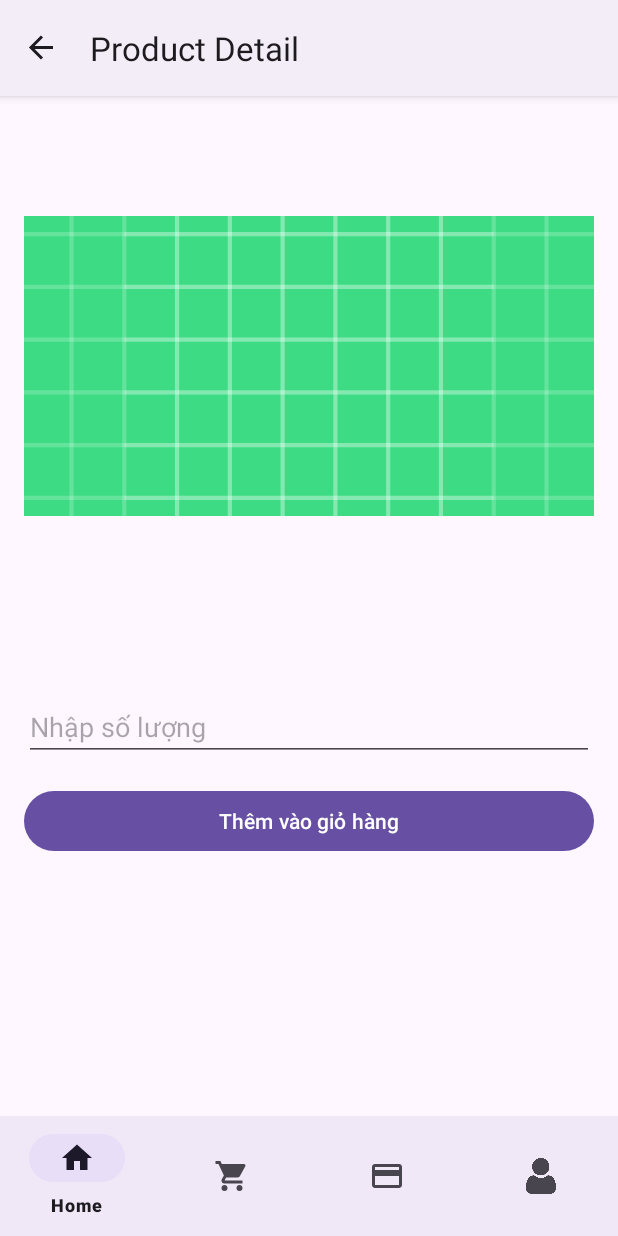
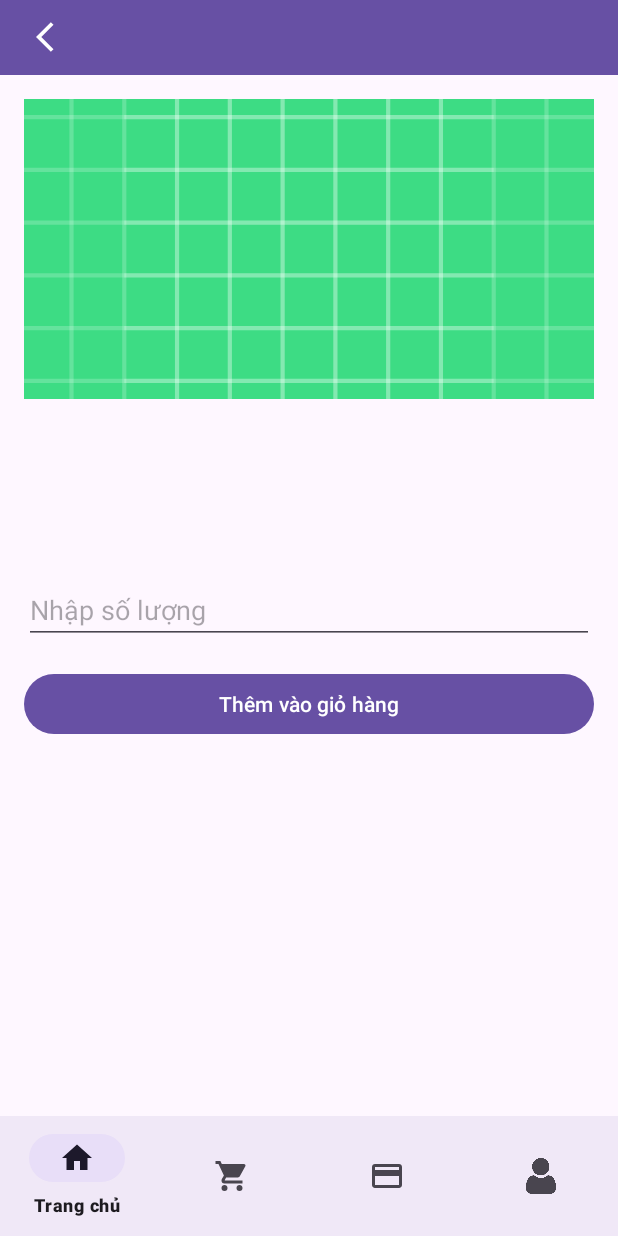
Before and after one commit to tamminh117/PRM392_BookSelling, an Android app: the ProductDetailFragment screen opened through its navigation route, on a phone screen of 412 x 824 dp. Run offline under Robolectric (Android 15) with nearby library versions, the phone set to English and light mode, and no system bars; our stand-ins replace Firebase (no records; nobody signed in at launch, a user with empty details on screens opened directly), navigation-ui.

Commit message:
Fix home page layout

```diff
--- a/app/src/main/java/com/example/se171889project/HomeActivity.java
+++ b/app/src/main/java/com/example/se171889project/HomeActivity.java
@@ -20,6 +20,8 @@ public class HomeActivity extends AppCompatActivity {
     protected void onCreate(Bundle savedInstanceState) {
         super.onCreate(savedInstanceState);
 
+        getSupportActionBar().hide(); // Hide the system action bar
+
         binding = ActivityHomeBinding.inflate(getLayoutInflater());
         setContentView(binding.getRoot());
 
--- a/app/src/main/res/layout/activity_home.xml
+++ b/app/src/main/res/layout/activity_home.xml
@@ -3,8 +3,7 @@
     xmlns:app="http://schemas.android.com/apk/res-auto"
     android:id="@+id/container"
     android:layout_width="match_parent"
-    android:layout_height="match_parent"
-    android:paddingTop="?attr/actionBarSize">
+    android:layout_height="match_parent">
 
 <!--    <androidx.appcompat.widget.Toolbar-->
 <!--        android:id="@+id/toolbar"-->
--- a/app/src/main/res/layout/fragment_product_detail.xml
+++ b/app/src/main/res/layout/fragment_product_detail.xml
@@ -3,6 +3,31 @@
     android:orientation="vertical"
     android:layout_width="match_parent"
     android:layout_height="match_parent"
+    android:fitsSystemWindows="true">
+
+    <!-- Toolbar without padding -->
+
+    <!-- Content container with padding -->
+    <androidx.appcompat.widget.Toolbar
+        android:id="@+id/toolbar"
+        android:layout_width="match_parent"
+        android:layout_height="50dp"
+        android:background="?attr/colorPrimary">
+
+        <ImageButton
+            android:id="@+id/back_button"
+            android:layout_width="wrap_content"
+            android:layout_height="wrap_content"
+            android:background="?attr/selectableItemBackgroundBorderless"
+            android:padding="8dp"
+            android:src="@drawable/ic_back" />
+
+    </androidx.appcompat.widget.Toolbar>
+
+    <LinearLayout
+        android:layout_width="match_parent"
+        android:layout_height="match_parent"
+        android:orientation="vertical"
         android:padding="16dp">
 
         <ImageView
@@ -54,3 +79,4 @@
             android:layout_marginTop="16dp"/>
 
     </LinearLayout>
+</LinearLayout>
--- a/app/src/main/res/menu/bottom_nav_menu.xml
+++ b/app/src/main/res/menu/bottom_nav_menu.xml
@@ -2,17 +2,17 @@
     <item
         android:id="@+id/navigation_home"
         android:icon="@drawable/ic_home"
-        android:title="Home" />
+        android:title="Trang chủ" />
     <item
         android:id="@+id/navigation_cart"
         android:icon="@drawable/ic_cart"
-        android:title="Cart" />
+        android:title="Giỏ hàng" />
     <item
         android:id="@+id/navigation_payment_history"
         android:icon="@drawable/ic_payment"
-        android:title="Payment History" />
+        android:title="Lịch sử" />
     <item
         android:id="@+id/navigation_user_info"
         android:icon="@drawable/user_icon"
-        android:title="User Info" />
+        android:title="Thông tin" />
 </menu>
--- a/app/src/main/res/navigation/mobile_navigation.xml
+++ b/app/src/main/res/navigation/mobile_navigation.xml
@@ -74,7 +74,7 @@
     <fragment
         android:id="@+id/productDetailFragment"
         android:name="com.example.se171889project.ui.productdetail.ProductDetailFragment"
-        android:label="Product Detail" >
+        android:label="" >
         <action
             android:id="@+id/action_productDetailFragment_to_navigation_home"
             app:destination="@id/navigation_home" />
```
Lines whose indentation alone changed are shown as unchanged.
